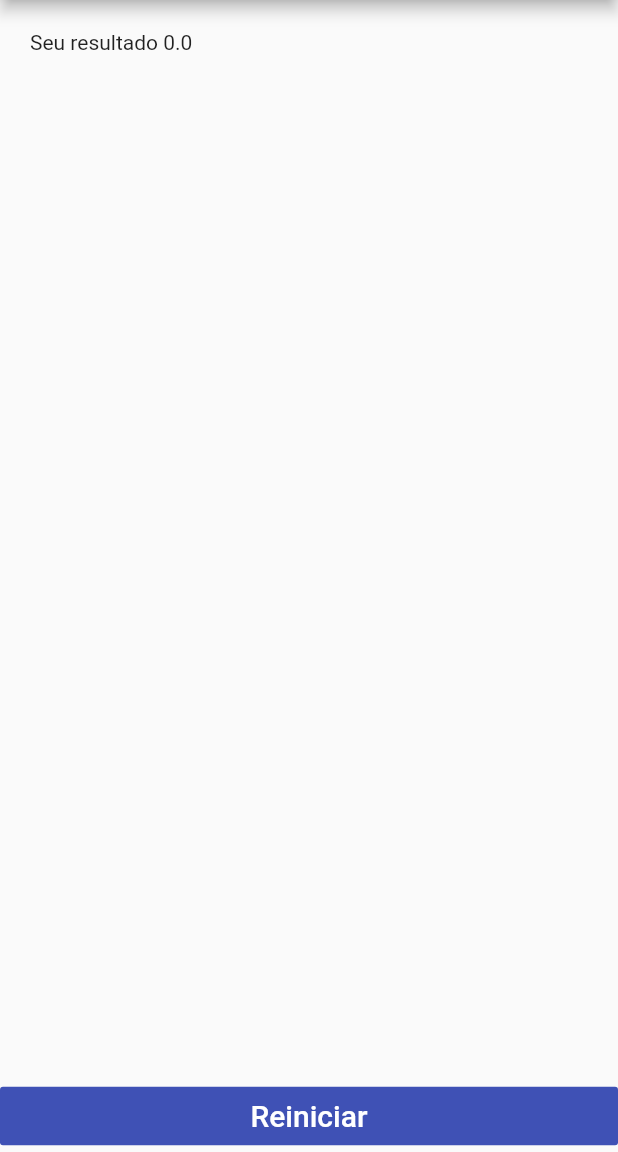
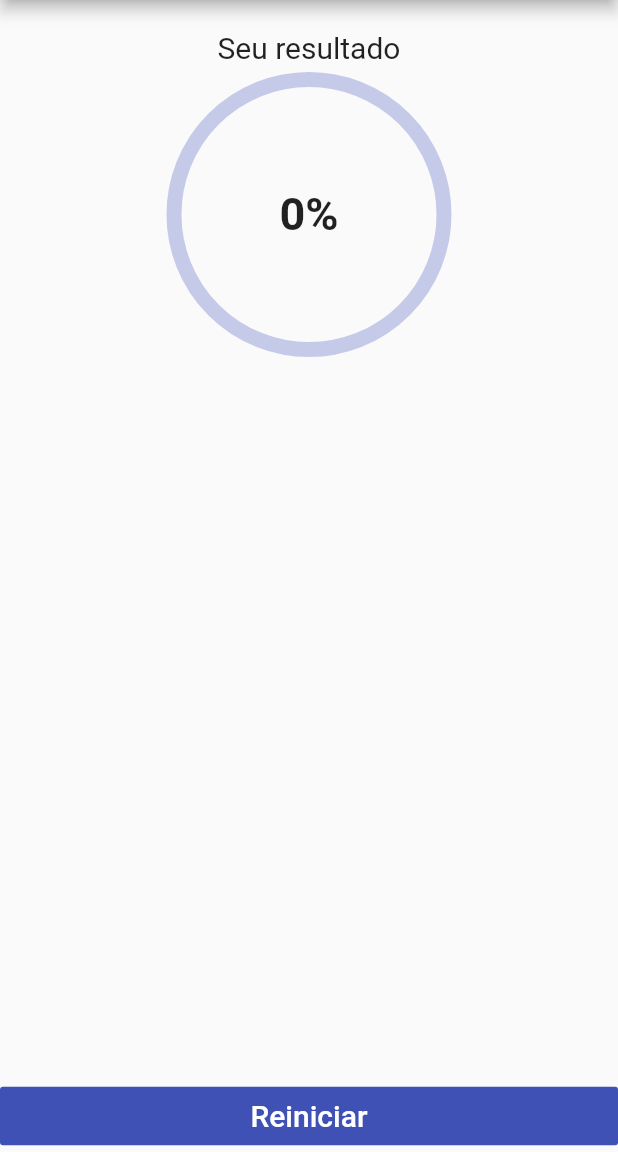
Before and after one commit to cbonatti/motorsport-quiz, a Flutter app: the QuizResultPage screen opened directly with empty values, on a phone screen of 412 x 824 dp, the part 84-1236 px from its top. Run offline on Flutter 3.47's test engine with Material 2 defaults, Android fonts, the phone set to English and light mode, and no system bars; our stand-ins replace fluttertoast; network calls fail.

Commit message:
Created quiz result animation + making ranking scrollable

```diff
--- a/mobile/motorsportquiz/lib/pages/quiz-ranking/quiz-ranking-page.dart
+++ b/mobile/motorsportquiz/lib/pages/quiz-ranking/quiz-ranking-page.dart
@@ -35,7 +35,8 @@ class _QuizRankingPageState extends State<QuizRankingPage> {
           )
         ],
       ),
-      body: Column(
+      body: SingleChildScrollView(
+        child: Column(
           crossAxisAlignment: CrossAxisAlignment.stretch,
           children: <Widget>[
             FutureBuilder(
@@ -86,6 +87,7 @@ class _QuizRankingPageState extends State<QuizRankingPage> {
             ),
           ],
         ),
+      ),
     );
   }
 }
--- a/mobile/motorsportquiz/lib/pages/quiz/quiz-result-page.dart
+++ b/mobile/motorsportquiz/lib/pages/quiz/quiz-result-page.dart
@@ -1,6 +1,7 @@
 import 'package:flutter/material.dart';
 import 'package:motorsportquiz/pages/quiz-ranking/models/quiz-ranking.dart';
 import 'package:motorsportquiz/pages/quiz-ranking/quiz-ranking-page.dart';
+import 'package:motorsportquiz/shared/components/circle-progress.dart';
 
 import 'models/question.dart';
 import 'quiz-page.dart';
@@ -14,8 +15,25 @@ class QuizResultPage extends StatefulWidget {
   _QuizResultPageState createState() => _QuizResultPageState();
 }
 
-class _QuizResultPageState extends State<QuizResultPage> {
+class _QuizResultPageState extends State<QuizResultPage>
+    with SingleTickerProviderStateMixin {
   final QuizService _quizService = QuizService();
+  AnimationController progressController;
+  Animation<double> animation;
+
+  @override
+  void initState() {
+    super.initState();
+    progressController = AnimationController(
+        vsync: this, duration: Duration(milliseconds: 2000));
+    animation = Tween<double>(begin: 0, end: widget.result.result)
+        .animate(progressController)
+          ..addListener(() {
+            setState(() {});
+          });
+
+    progressController.forward();
+  }
 
   void _startQuiz() {
     _quizService.start(widget.result.name).then((value) => {navigate(value)});
@@ -68,7 +86,29 @@ class _QuizResultPageState extends State<QuizResultPage> {
           },
           child: Padding(
               padding: EdgeInsets.fromLTRB(20, 20, 20, 20),
-              child: Text('Seu resultado ${widget.result.result}'))),
+              child: Center(
+                  child: Column(
+                children: <Widget>[
+                  Text(
+                    'Seu resultado',
+                    style: TextStyle(fontSize: 20.0),
+                  ),
+                  CustomPaint(
+                    foregroundPainter: CircleProgress(animation.value.toInt()),
+                    child: Container(
+                      width: 200,
+                      height: 200,
+                      child: GestureDetector(
+                          child: Center(
+                              child: Text(
+                        "${animation.value.toInt()}%",
+                        style: TextStyle(
+                            fontSize: 30, fontWeight: FontWeight.bold),
+                      ))),
+                    ),
+                  ),
+                ],
+              )))),
     );
   }
 }
--- /dev/null
+++ b/mobile/motorsportquiz/lib/shared/components/circle-progress.dart
@@ -0,0 +1,40 @@
+import 'dart:math';
+
+import 'package:flutter/material.dart';
+
+class CircleProgress extends CustomPainter {
+  int currentProgress;
+
+  CircleProgress(this.currentProgress);
+
+  @override
+  void paint(Canvas canvas, Size size) {
+    //this is base circle
+    Paint outerCircle = Paint()
+      ..strokeWidth = 10
+      ..color = Colors.indigo[100]
+      ..style = PaintingStyle.stroke;
+
+    Paint completeArc = Paint()
+      ..strokeWidth = 10
+      ..color = Colors.indigo
+      ..style = PaintingStyle.stroke
+      ..strokeCap = StrokeCap.round;
+
+    Offset center = Offset(size.width / 2, size.height / 2);
+    double radius = min(size.width / 2, size.height / 2) - 10;
+
+    canvas.drawCircle(
+        center, radius, outerCircle); // this draws main outer circle
+
+    double angle = 2 * pi * (currentProgress / 100);
+
+    canvas.drawArc(Rect.fromCircle(center: center, radius: radius), -pi / 2,
+        angle, false, completeArc);
+  }
+
+  @override
+  bool shouldRepaint(CustomPainter oldDelegate) {
+    return true;
+  }
+}
```
Lines whose indentation alone changed are shown as unchanged.
